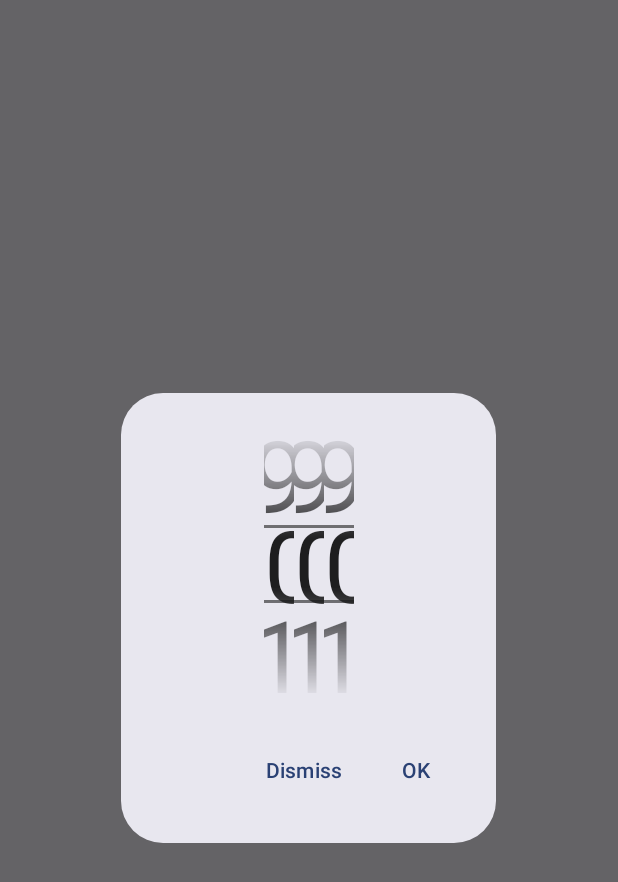
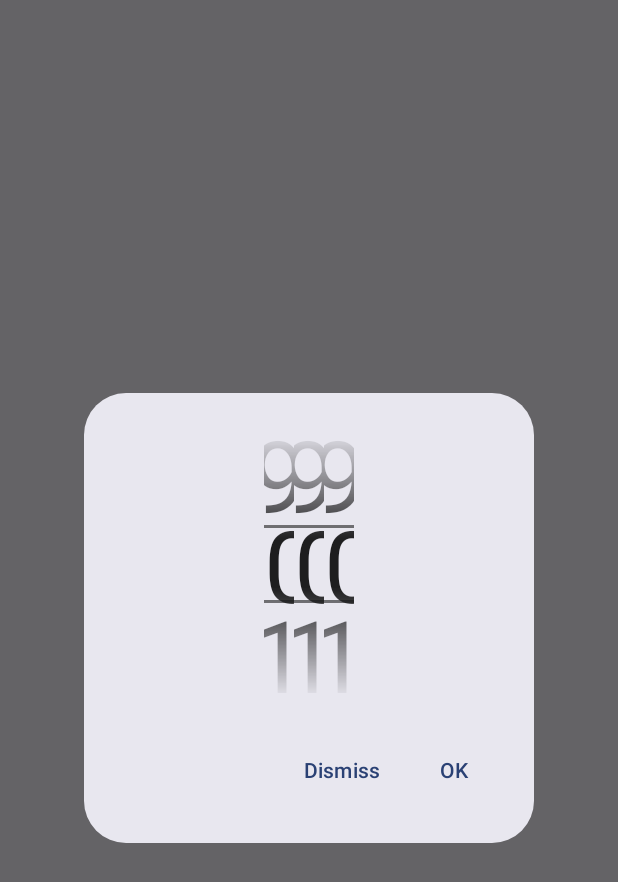
Before and after one commit to carlos-sarria/RoutineAlarm, an Android app built with Jetpack Compose: the composable NumberDialog shown on its own in the app's theme, on a phone screen of 412 x 824 dp. Shown: the top 882 px of the screen. Run offline under Robolectric (Android 15) with nearby library versions, the phone set to English and light mode, and no system bars; 11 statements that could not run were skipped.

Commit message:
Fixed translation issues

```diff
--- a/app/src/main/java/com/routinealarm/ViewModel.kt
+++ b/app/src/main/java/com/routinealarm/ViewModel.kt
@@ -18,7 +18,7 @@ data class Alarm (var id: Int)
     var timeStart by mutableStateOf("08:00")
     var timeInterval by mutableStateOf("000")
     var numIntervals by mutableStateOf("00")
-    var soundName by mutableStateOf("Blip")
+    var soundName by mutableStateOf(appContext.getString(R.string.blip))
     var soundRep by mutableStateOf("1")
     var requestCode by mutableIntStateOf(Random.nextInt(0, MAX_VALUE))
     var weeklyRep by mutableStateOf(arrayOf(true, true, true, true, true, true,true))
--- a/app/src/main/java/com/routinealarm/helpers/NumberDialog.kt
+++ b/app/src/main/java/com/routinealarm/helpers/NumberDialog.kt
@@ -37,7 +37,7 @@ fun NumberDialog(
     }
 
     DialogWrapper(
-        modifier = Modifier.width(250.dp),
+        modifier = Modifier.width(300.dp),
         onDismiss = onDismiss,
         onConfirm = {
             var s  = ""
--- a/app/src/main/res/values/strings.xml
+++ b/app/src/main/res/values/strings.xml
@@ -17,7 +17,7 @@
     <string name="thu">T</string>
     <string name="fri">F</string>
     <string name="sat">S</string>
-    <string name="sun">Sunday</string>
+    <string name="sun">S</string>
     <string name="delete">Delete</string>
     <string name="alarm_label_default">Alarm_%03d</string>
     <string name="chime">Chime</string>
```
Also changed, not shown: 7 other files.
